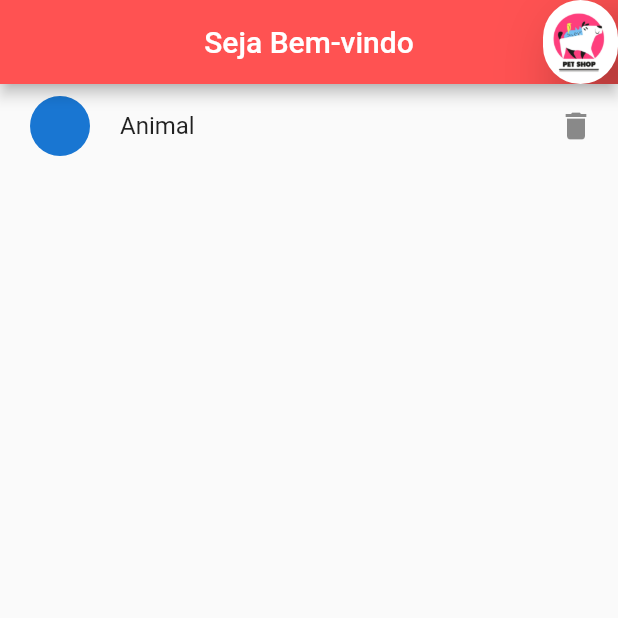
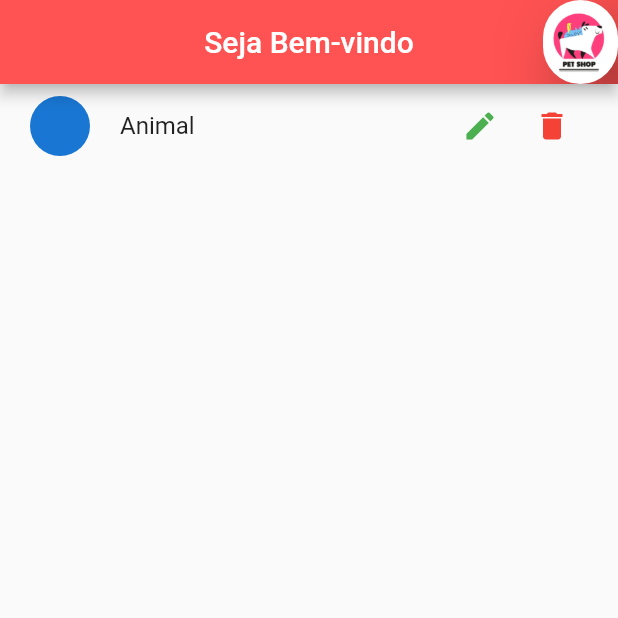
Before and after one commit to DilciHettwerLopes/Pet, a Flutter app: the screen it shows after launch, after a tap on "Login", on a phone screen of 412 x 824 dp, the top half of it. Run offline on Flutter 3.47's test engine with Material 2 defaults, Android fonts, the phone set to English and light mode, and no system bars; our stand-ins replace get, timelines; network calls fail.

Commit message:
Atualização na lista e no status
Incluso os botões de editar e excluir na lista de animais, inclusão de timeline no status, atualização dos botões depreciados no login e recuperar senha,

```diff
--- a/lib/pages/home.dart
+++ b/lib/pages/home.dart
@@ -2,6 +2,7 @@ import 'package:flutter/material.dart';
 import 'package:get/get.dart';
 import 'package:petshop/pages/fotos.dart';
 import 'package:petshop/pages/lista_animais.dart';
+import 'package:petshop/pages/status.dart';
 
 void main() => runApp(const Home());
 
@@ -21,7 +22,6 @@ class Home extends StatelessWidget {
   }
 }
 
-/// This is the stateful widget that the main application instantiates.
 class MyStatefulWidget extends StatefulWidget {
   const MyStatefulWidget({Key key}) : super(key: key);
 
@@ -29,21 +29,17 @@ class MyStatefulWidget extends StatefulWidget {
   State<MyStatefulWidget> createState() => _MyStatefulWidgetState();
 }
 
-/// This is the private State class that goes with MyStatefulWidget.
 class _MyStatefulWidgetState extends State<MyStatefulWidget> {
   int _selectedIndex = 0;
   static const TextStyle optionStyle =
       TextStyle(fontSize: 30, fontWeight: FontWeight.bold);
   List<Widget> _widgetOptions = <Widget>[
+    Lista_Animais(),
     // Text(
-    //   'Index 0: Home',
+    //   'Index 1: Status',
     //   style: optionStyle,
     // ),
-    Lista_Animais(),
-    Text(
-      'Index 1: Status',
-      style: optionStyle,
-    ),
+    Status(),
     Fotos(),
     Text(
       'Index 3: Conta',
--- a/lib/pages/lista_animais.dart
+++ b/lib/pages/lista_animais.dart
@@ -10,7 +10,7 @@ class _Lista_AnimaisState extends State<Lista_Animais> {
   @override
   Widget build(BuildContext context) {
     return Scaffold(
-      body: ListTile(
+      body: ListTile( //listview builder com a api
         leading: GestureDetector(
           onTap: () {},
           child: Container(
@@ -22,7 +22,41 @@ class _Lista_AnimaisState extends State<Lista_Animais> {
           ),
         ),
         title: const Text('Animal'),
-        trailing: Icon(Icons.delete),
+        trailing: Container(
+ width: 100,
+        child: Row(children: <Widget>[
+          IconButton(
+            icon: Icon(Icons.edit),
+            color: Colors.green,
+           onPressed: () { },
+          ),
+          IconButton(
+            icon: Icon(Icons.delete),
+            color: Colors.red,
+            onPressed: () {
+              showDialog(
+                context: context,
+                builder: (ctx) => AlertDialog(
+                  title: Text('Excluir Usuário'),
+                  content: Text('Tem certeza?'),
+                  actions: <Widget>[
+                    TextButton(
+                      onPressed: () {
+                        Navigator.of(context).pop();
+                      },
+                      child: Text('Não'),
+                    ),
+                    TextButton(
+                      onPressed: () {},
+                      child: Text('Sim'),
+                    ),
+                  ],
+                ),
+              );
+            },
+          ),
+        ]),
+      ),// column coom iconbuttom
         focusColor: Colors.redAccent,
       ),
     );
--- a/lib/pages/login.page.dart
+++ b/lib/pages/login.page.dart
@@ -53,7 +53,7 @@ class LoginPage extends StatelessWidget {
             Container(
               height: 40,
               alignment: Alignment.centerRight,
-              child: FlatButton(
+              child: TextButton(
                 child: Text(
                   "Recuperar Senha",
                   textAlign: TextAlign.right,
--- a/lib/pages/reset-password.page.dart
+++ b/lib/pages/reset-password.page.dart
@@ -90,7 +90,7 @@ class ResetPasswordPage extends StatelessWidget {
                           ),
                         ),
                         child: SizedBox.expand(
-                          child: FlatButton(
+                          child: TextButton(
                             child: Text(
                               "Enviar",
                               style: TextStyle(
--- a/pubspec.yaml
+++ b/pubspec.yaml
@@ -22,6 +22,7 @@ dependencies:
   cupertino_icons: ^0.1.2
   get: ^4.1.4
   http: ^0.13.3
+  timelines: ^0.1.0
   # The following adds the Cupertino Icons font to your application.
   # Use with the CupertinoIcons class for iOS style icons.
 dev_dependencies:
```
Also changed, not shown: lib/pages/status.dart (added, +34 -0 lines), pubspec.lock.
